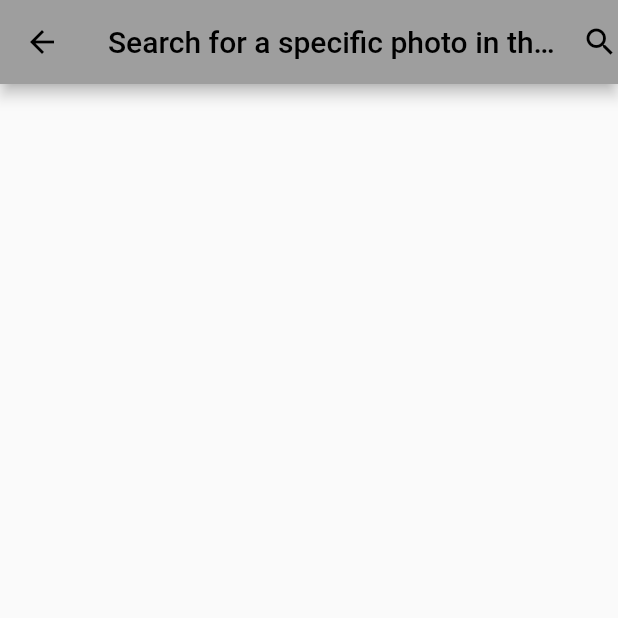
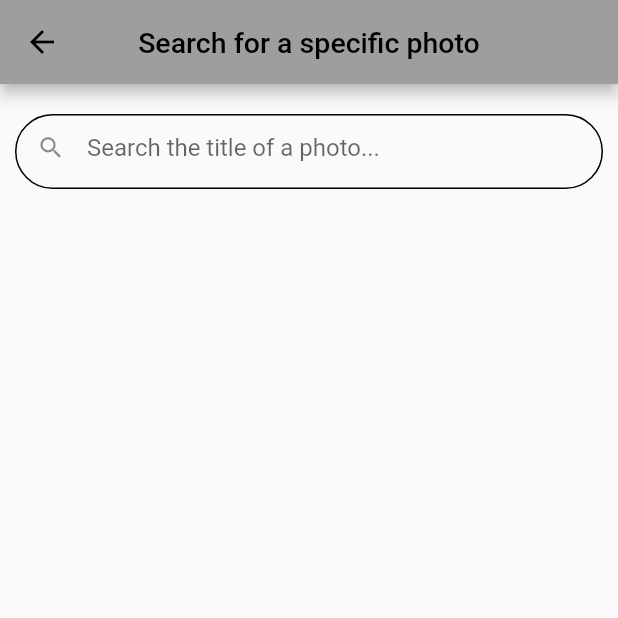
Before and after one commit to ranaivosoa-rindra/flutter_dev_test, a Flutter app: the screen it shows after launch, in the side drawer, after a tap on "Search for specific item", on a phone screen of 412 x 824 dp, the top half of it. Run offline on Flutter 3.47's test engine with Material 2 defaults, Android fonts, the light colour scheme and no system bars; our stand-ins replace get; network calls fail.

Commit message:
[REFACTORING] photo card, [ADD] functionnality to get full album photos in api, [ADD] ability to search by title and get the corresponding photo

```diff
--- a/lib/screens/home_screen.dart
+++ b/lib/screens/home_screen.dart
@@ -1,20 +1,30 @@
 // ignore_for_file: prefer_const_constructors, prefer_const_constructors_in_immutables, unused_local_variable, sort_child_properties_last, prefer_const_literals_to_create_immutables
 
 import 'package:flutter/material.dart';
-import 'package:flutter_application_test/functions/custom_dialog.dart';
 import 'package:flutter_application_test/screens/search_screen.dart';
 import 'package:flutter_application_test/service/api.dart';
+import 'package:flutter_application_test/widgets/photo_card.dart';
 import 'package:get/get.dart';
 
-class HomeScreen extends StatelessWidget {
+import '../model/album_photo_model.dart';
+
+class HomeScreen extends StatefulWidget {
   HomeScreen({super.key});
 
   @override
-  Widget build(BuildContext context) {
-    final controller = Get.find<Controller>();
-    final data = controller.albumList;
-    final ScrollController scrollController = ScrollController();
+  State<HomeScreen> createState() => _HomeScreenState();
+}
 
+class _HomeScreenState extends State<HomeScreen> {
+  final controller = Get.find<Controller>();
+  final newController = Get.find<Controller>();
+  List<AlbumPhotoModel> data = [];
+  final ScrollController scrollController = ScrollController();
+
+  @override
+  void initState() {
+    super.initState();
+    data = controller.albumList;
     scrollController.addListener(
       () {
         if (scrollController.position.pixels ==
@@ -23,7 +33,11 @@ class HomeScreen extends StatelessWidget {
         }
       },
     );
+    newController.getFullAlbum();
+  }
 
+  @override
+  Widget build(BuildContext context) {
     return Scaffold(
       drawer: Drawer(
         child: ListView(
@@ -46,8 +60,14 @@ class HomeScreen extends StatelessWidget {
               leading: Icon(Icons.search),
               title: Text("Search for specific item"),
               onTap: () {
-                Navigator.push(context,
-                    MaterialPageRoute(builder: (context) => SearchScreen()));
+                Navigator.push(
+                  context,
+                  MaterialPageRoute(
+                    builder: (context) => SearchScreen(
+                      model: newController.newAlbumList,
+                    ),
+                  ),
+                );
               },
             ),
           ],
@@ -55,7 +75,10 @@ class HomeScreen extends StatelessWidget {
       ),
       appBar: AppBar(
         centerTitle: true,
-        title: Text("Photos Album"),
+        title: Text(
+          "Photos Album",
+          style: TextStyle(fontSize: 19),
+        ),
       ),
       body: Obx(() {
         return Column(children: [
@@ -66,27 +89,7 @@ class HomeScreen extends StatelessWidget {
               shrinkWrap: true,
               itemCount: data.length,
               itemBuilder: (context, index) {
-                return Padding(
-                  padding: EdgeInsets.all(18.0),
-                  child: ListTile(
-                    leading: CircleAvatar(
-                      child: Image.network(data[index].url),
-                    ),
-                    title: Text(
-                      data[index].title,
-                      style: TextStyle(color: Colors.grey[600], fontSize: 13),
-                    ),
-                    trailing: IconButton(
-                      onPressed: () {
-                        customDialog(data[index]);
-                      },
-                      icon: Icon(
-                        Icons.arrow_forward_ios,
-                        size: 14,
-                      ),
-                    ),
-                  ),
-                );
+                return photoCard(data[index]);
               },
             ),
           ),
--- a/lib/screens/search_screen.dart
+++ b/lib/screens/search_screen.dart
@@ -1,9 +1,15 @@
-// ignore_for_file: prefer_const_constructors, prefer_const_constructors_in_immutables, unused_local_variable, sort_child_properties_last
+// ignore_for_file: prefer_const_constructors, prefer_const_constructors_in_immutables, unused_local_variable, sort_child_properties_last, prefer_const_literals_to_create_immutables
 
 import 'package:flutter/material.dart';
+import 'package:flutter_application_test/model/album_photo_model.dart';
+import 'package:flutter_application_test/widgets/search_bar.dart';
+import 'package:get/get.dart';
+import '../service/api.dart';
+import '../widgets/photo_card.dart';
 
 class SearchScreen extends StatefulWidget {
-  const SearchScreen({super.key});
+  final List<AlbumPhotoModel> model;
+  const SearchScreen({super.key, required this.model});
 
   @override
   State<SearchScreen> createState() => _SearchScreenState();
@@ -12,38 +18,66 @@ class SearchScreen extends StatefulWidget {
 class _SearchScreenState extends State<SearchScreen> {
   bool showSearchBar = false;
   final TextEditingController textController = TextEditingController();
+  final controller = Get.find<Controller>();
+
+  // Variables for searching text
+  String query = "";
+  List<AlbumPhotoModel> albumPhotos = [];
+  List<AlbumPhotoModel> albumDisplay = [];
+
+  void searchPhoto(String searchedText) {
+    query = searchedText.toLowerCase();
+
+    setState(() {
+      albumDisplay = albumPhotos.where((element) {
+        var seachTitle = element.title.toLowerCase();
+
+        return seachTitle.contains(query);
+      }).toList();
+    });
+  }
+
+  @override
+  void initState() {
+    super.initState();
+    setState(() {
+      albumPhotos = widget.model;
+    });
+  }
+
   @override
   Widget build(BuildContext context) {
-    return Scaffold(
-      appBar: AppBar(
-        centerTitle: true,
-        title: (!showSearchBar)
-            ? Text("Search for a specific photo in the album")
-            : TextField(
-                controller: textController,
-                decoration: InputDecoration(
-                  hintText: "Filter the title of an album",
+    return GestureDetector(
+      onTap: () => FocusManager.instance.primaryFocus?.unfocus(),
+      child: Scaffold(
+        appBar: AppBar(
+          centerTitle: true,
+          title: Text(
+            "Search for a specific photo",
+            style: TextStyle(fontSize: 19),
+          ),
+        ),
+        body: SafeArea(
+          child: Column(
+            children: [
+              Container(
+                height: 50,
+                margin: EdgeInsets.symmetric(horizontal: 10, vertical: 20),
+                child: searchBar(textController, searchPhoto),
+              ),
+              Expanded(
+                child: ListView.builder(
+                  physics: BouncingScrollPhysics(),
+                  shrinkWrap: true,
+                  itemCount: albumDisplay.length,
+                  itemBuilder: (context, index) {
+                    return photoCard(albumDisplay[index]);
+                  },
                 ),
               ),
-        actions: [
-          (!showSearchBar)
-              ? InkWell(
-                  onTap: () {
-                    setState(() {
-                      showSearchBar = true;
-                    });
-                  },
-                  child: Icon(Icons.search),
-                )
-              : InkWell(
-                  onTap: () {
-                    setState(() {
-                      showSearchBar = false;
-                    });
-                  },
-                  child: Icon(Icons.close),
-                )
-        ],
+            ],
+          ),
+        ),
       ),
     );
   }
--- a/lib/service/api.dart
+++ b/lib/service/api.dart
@@ -7,6 +7,7 @@ import 'package:http/http.dart' as http;
 
 class Controller extends GetxController {
   var albumList = <AlbumPhotoModel>[].obs;
+  var newAlbumList = <AlbumPhotoModel>[].obs;
   var isLoading = false.obs;
   RxInt currentPage = 0.obs;
 
@@ -40,4 +41,22 @@ class Controller extends GetxController {
           "Fetching data error", "Error code : ${response.statusCode}");
     }
   }
+
+  Future getFullAlbum() async {
+    var url = Uri.parse("https://jsonplaceholder.typicode.com/photos");
+
+    var response = await http.get(url);
+    var body = response.body;
+    var decoded = jsonDecode(body) as List<dynamic>;
+
+    if (response.statusCode == 200) {
+      newAlbumList
+          .addAll(decoded.map((e) => AlbumPhotoModel.fromJson(e)).toList());
+      isLoading(false);
+    } else {
+      isLoading(false);
+      Get.snackbar(
+          "Fetching data error", "Error code : ${response.statusCode}");
+    }
+  }
 }
--- /dev/null
+++ b/lib/widgets/search_bar.dart
@@ -0,0 +1,31 @@
+import 'package:flutter/material.dart';
+
+Widget searchBar(TextEditingController textController,
+        void Function(String) searchPhoto) =>
+    TextField(
+      controller: textController,
+      decoration: InputDecoration(
+        prefixIcon: const Padding(
+          padding: EdgeInsets.only(bottom: 5),
+          child: Icon(
+            Icons.search,
+            size: 19,
+          ),
+        ),
+        hintText: "Search the title of a photo...",
+        hintStyle: const TextStyle(fontSize: 16),
+        border: const OutlineInputBorder(
+          borderSide: BorderSide(color: Colors.black, width: 1),
+        ),
+        enabledBorder: OutlineInputBorder(
+          borderRadius: BorderRadius.circular(100),
+          borderSide: const BorderSide(color: Colors.black, width: 1),
+        ),
+        focusedBorder: OutlineInputBorder(
+          borderRadius: BorderRadius.circular(100),
+          borderSide: const BorderSide(color: Colors.black, width: 1),
+        ),
+      ),
+      style: const TextStyle(fontSize: 16),
+      onChanged: searchPhoto,
+    );
```
Also changed, not shown: lib/widgets/photo_card.dart (added, +26 -0 lines).
